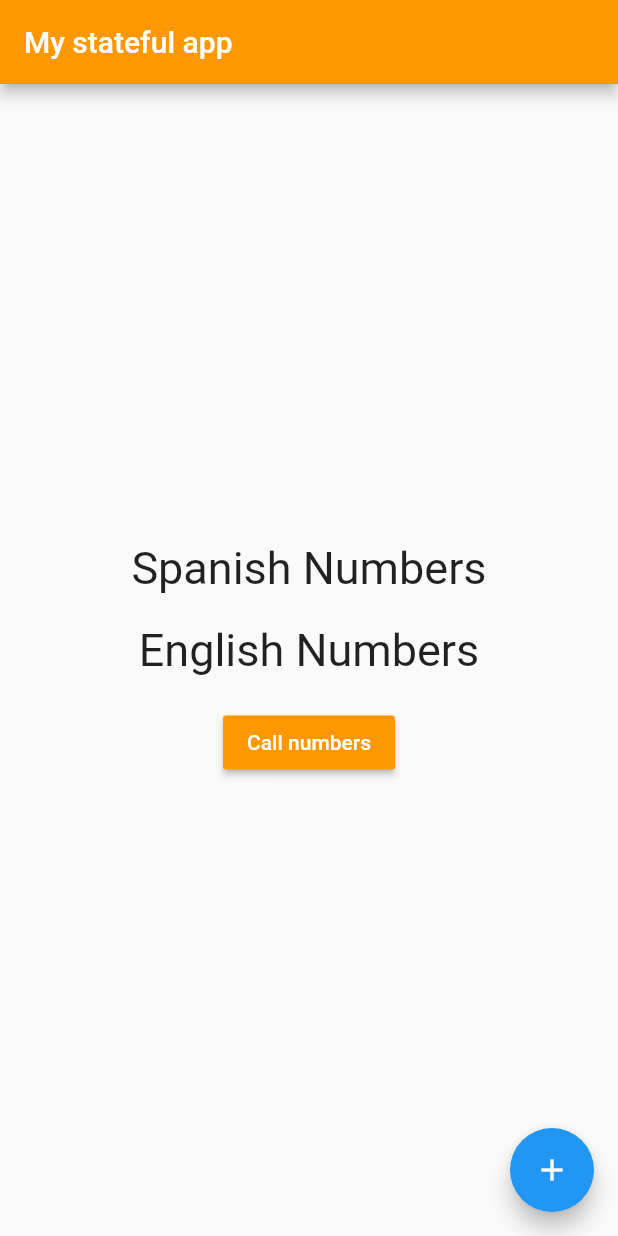
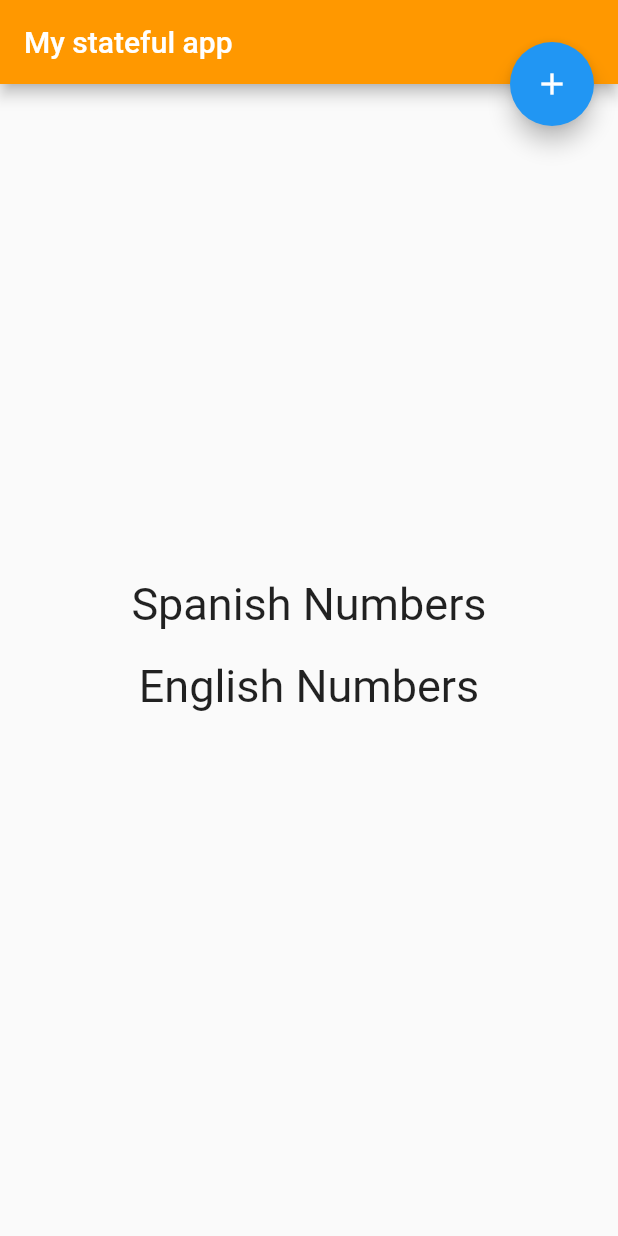
Before and after one commit to subinas98/flutter3, a Flutter app: the screen it shows after launch, on a phone screen of 412 x 824 dp. Run offline on Flutter 3.47's test engine with Material 2 defaults, Android fonts, the light colour scheme and no system bars.

Commit message:
final commit

```diff
--- a/my_stateful/lib/main.dart
+++ b/my_stateful/lib/main.dart
@@ -67,15 +67,11 @@ class MyButtonState extends State<MyButton>{
               Text(DefaultenglishText, style: TextStyle(fontSize: 30.0)),
               Padding(padding: EdgeInsets.all(10.0),),
 
-              MaterialButton(
-                child: Text('Call numbers', style: TextStyle(color: Colors.white),),
-                onPressed: displaynumbers,
-                color: Colors.orange,
-              ),
             ],
           ),
         ),
       ),
+      floatingActionButtonLocation: FloatingActionButtonLocation.endTop,
       floatingActionButton: FloatingActionButton(
         onPressed: displaynumbers,
         child: const Icon(Icons.add),
```
